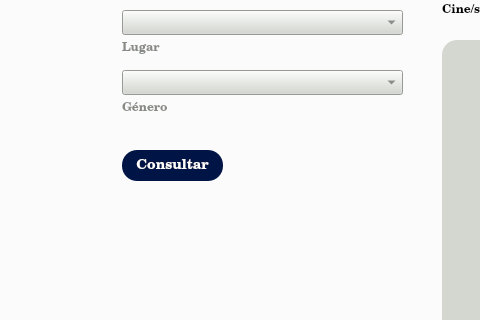
First picture: the form in src/front/xml/cinema_view.ui, repository ThElement12/proyecto-final-prolog, before the edit; both pictures show x 0 to 480 and y 95 to 415 of the 1094 by 545 pixel window.
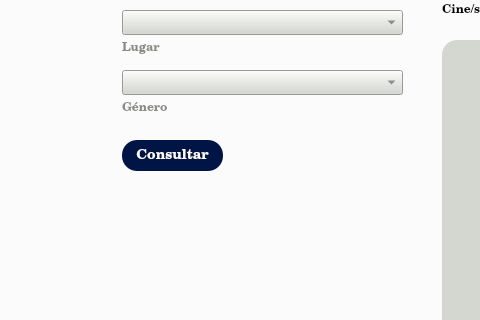
Second picture: the form after the edit. The open tabs and pages were chosen to show the change. Icons and pictures are not drawn.

Diff of the .ui file:
```diff
--- a/src/front/xml/cinema_view.ui
+++ b/src/front/xml/cinema_view.ui
@@ -319,7 +319,7 @@
      <property name="geometry">
       <rect>
        <x>130</x>
-       <y>220</y>
+       <y>210</y>
        <width>101</width>
        <height>31</height>
       </rect>
@@ -340,6 +340,12 @@
 font-weight: bold;
 font-family: CenturySchoolBook L;
 font-size: 14px;
+}
+
+
+QPushButton:hover{
+	background-color: rgb(114, 159, 207);
+
 }</string>
      </property>
      <property name="text">
```
Left out of the diff: 8 changed lines with no effect on the pictures.
